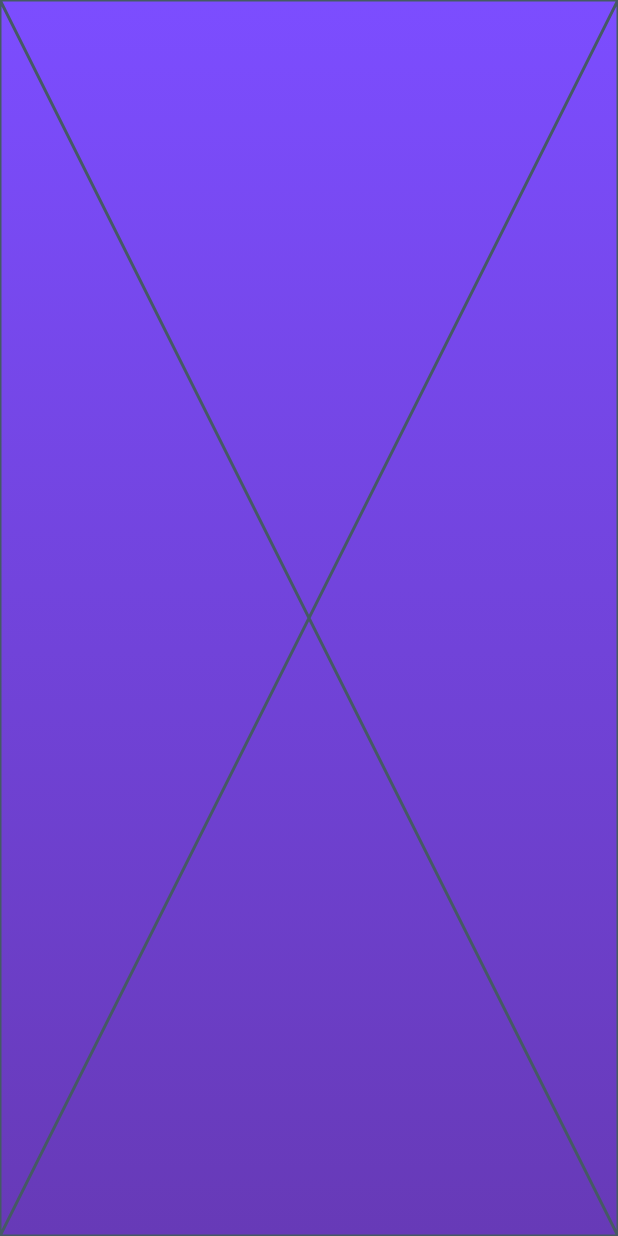
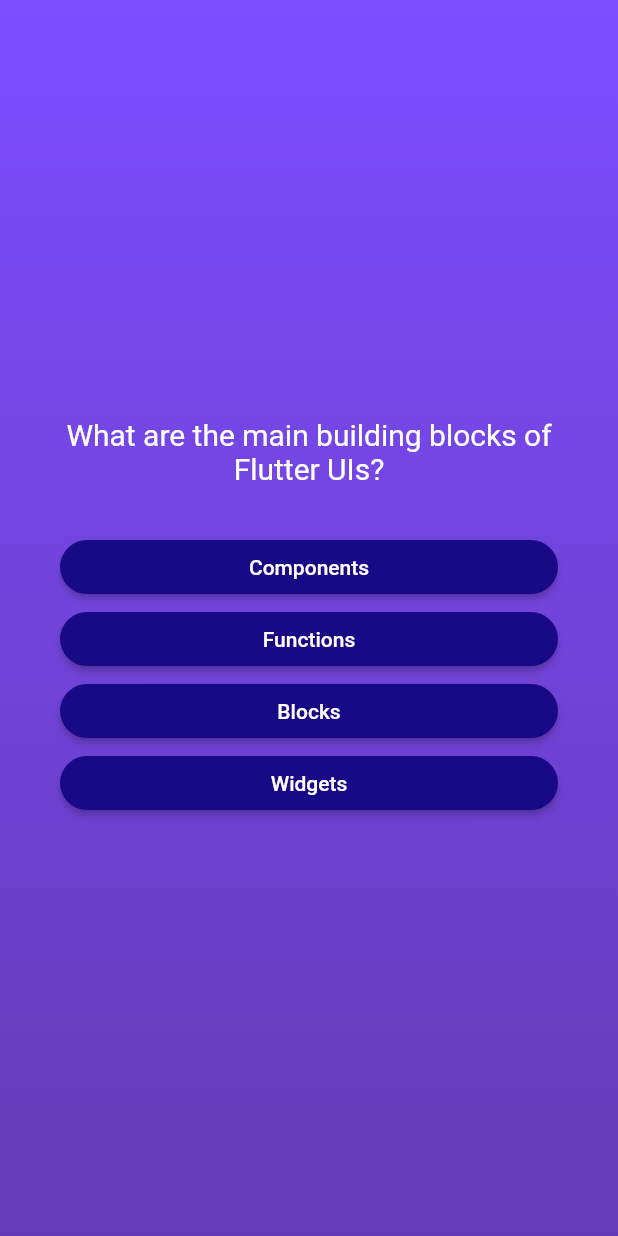
Before and after one commit to Sebsprograms/quiz, a Flutter app: the screen it shows after launch, after a tap on "Start Quiz", on a phone screen of 412 x 824 dp. Run offline on Flutter 3.47's test engine with Material 2 defaults, Android fonts, the phone set to English and light mode, and no system bars.

Commit message:
Question screen design and logic starting point, Better file abstraction

```diff
--- /dev/null
+++ b/lib/components/answer_button.dart
@@ -0,0 +1,28 @@
+import 'package:flutter/material.dart';
+
+class AnswerButton extends StatelessWidget {
+  const AnswerButton({
+    super.key,
+    required this.answerText,
+    required this.onTap,
+  });
+
+  final String answerText;
+  final void Function() onTap;
+
+  @override
+  build(context) {
+    return ElevatedButton(
+      onPressed: onTap,
+      style: ElevatedButton.styleFrom(
+        padding: const EdgeInsets.symmetric(horizontal: 40, vertical: 10),
+        backgroundColor: const Color.fromARGB(255, 24, 9, 134),
+        foregroundColor: Colors.white,
+        shape: RoundedRectangleBorder(
+          borderRadius: BorderRadius.circular(40),
+        ),
+      ),
+      child: Text(answerText),
+    );
+  }
+}
--- /dev/null
+++ b/lib/components/question_screen.dart
@@ -0,0 +1,52 @@
+import 'package:flutter/material.dart';
+import 'package:quiz/components/answer_button.dart';
+import 'package:quiz/data/quiz_data.dart';
+
+class QuestionsScreen extends StatefulWidget {
+  const QuestionsScreen({super.key});
+
+  @override
+  State<QuestionsScreen> createState() => _QuestionsScreenState();
+}
+
+class _QuestionsScreenState extends State<QuestionsScreen> {
+  int questionIndex = 0;
+
+  void nextQuestion() {
+    setState(() {
+      questionIndex++;
+    });
+  }
+
+  @override
+  Widget build(BuildContext context) {
+    final currentQuestion = questions[questionIndex];
+    return Container(
+      padding: EdgeInsets.all(40),
+      width: double.infinity,
+      child: Column(
+        crossAxisAlignment: CrossAxisAlignment.stretch,
+        mainAxisAlignment: MainAxisAlignment.center,
+        children: [
+          Text(
+            currentQuestion.text,
+            textAlign: TextAlign.center,
+            style: const TextStyle(
+              color: Colors.white,
+              fontSize: 20,
+            ),
+          ),
+          const SizedBox(
+            height: 30,
+          ),
+          ...currentQuestion.getShuffledAnswers().map(
+                (answer) => AnswerButton(
+                  answerText: answer,
+                  onTap: nextQuestion,
+                ),
+              ),
+        ],
+      ),
+    );
+  }
+}
--- a/lib/quiz.dart
+++ b/lib/components/quiz.dart
@@ -1,5 +1,5 @@
 import 'package:flutter/material.dart';
-import 'package:quiz/question_screen.dart';
+import 'package:quiz/components/question_screen.dart';
 import 'package:quiz/start_screen.dart';
 
 class Quiz extends StatefulWidget {
@@ -12,22 +12,19 @@ class Quiz extends StatefulWidget {
 }
 
 class _QuizState extends State<Quiz> {
-  Widget? activeScreen;
-
-  @override
-  void initState() {
-    activeScreen = StartScreen(changeScreen);
-    super.initState();
-  }
+  String activeScreen = 'start-screen';
 
   void changeScreen() {
     setState(() {
-      activeScreen = QuestionsScreen();
+      activeScreen = 'question-screen';
     });
   }
 
   @override
   Widget build(context) {
+    Widget screen = activeScreen == 'start-screen'
+        ? StartScreen(changeScreen)
+        : const QuestionsScreen();
     return MaterialApp(
       home: Scaffold(
         body: Container(
@@ -42,7 +39,7 @@ class _QuizState extends State<Quiz> {
               end: Alignment.bottomCenter,
             ),
           ),
-          child: activeScreen,
+          child: screen,
         ),
       ),
     );
--- /dev/null
+++ b/lib/data/quiz_data.dart
@@ -0,0 +1,55 @@
+import 'package:quiz/models/quiz_question.dart';
+
+const questions = [
+  QuizQuestion(
+    'What are the main building blocks of Flutter UIs?',
+    [
+      'Widgets',
+      'Components',
+      'Blocks',
+      'Functions',
+    ],
+  ),
+  QuizQuestion('How are Flutter UIs built?', [
+    'By combining widgets in code',
+    'By combining widgets in a visual editor',
+    'By defining widgets in config files',
+    'By using XCode for iOS and Android Studio for Android',
+  ]),
+  QuizQuestion(
+    'What\'s the purpose of a StatefulWidget?',
+    [
+      'Update UI as data changes',
+      'Update data as UI changes',
+      'Ignore data changes',
+      'Render UI that does not depend on data',
+    ],
+  ),
+  QuizQuestion(
+    'Which widget should you try to use more often: StatelessWidget or StatefulWidget?',
+    [
+      'StatelessWidget',
+      'StatefulWidget',
+      'Both are equally good',
+      'None of the above',
+    ],
+  ),
+  QuizQuestion(
+    'What happens if you change data in a StatelessWidget?',
+    [
+      'The UI is not updated',
+      'The UI is updated',
+      'The closest StatefulWidget is updated',
+      'Any nested StatefulWidgets are updated',
+    ],
+  ),
+  QuizQuestion(
+    'How should you update data inside of StatefulWidgets?',
+    [
+      'By calling setState()',
+      'By calling updateData()',
+      'By calling updateUI()',
+      'By calling updateState()',
+    ],
+  ),
+];
--- a/lib/main.dart
+++ b/lib/main.dart
@@ -1,5 +1,5 @@
 import 'package:flutter/material.dart';
-import 'package:quiz/quiz.dart';
+import 'package:quiz/components/quiz.dart';
 
 void main() {
   runApp(const Quiz());
--- /dev/null
+++ b/lib/models/quiz_question.dart
@@ -0,0 +1,12 @@
+class QuizQuestion {
+  const QuizQuestion(this.text, this.answers);
+
+  final String text;
+  final List<String> answers;
+
+  List<String> getShuffledAnswers() {
+    final shuffledAnswers = List.of(this.answers);
+    shuffledAnswers.shuffle();
+    return shuffledAnswers;
+  }
+}
--- a/lib/question_screen.dart
+++ /dev/null
@@ -1,15 +0,0 @@
-import 'package:flutter/material.dart';
-
-class QuestionsScreen extends StatefulWidget {
-  const QuestionsScreen({super.key});
-
-  @override
-  State<QuestionsScreen> createState() => _QuestionsScreenState();
-}
-
-class _QuestionsScreenState extends State<QuestionsScreen> {
-  @override
-  Widget build(BuildContext context) {
-    return const Placeholder();
-  }
-}
```
